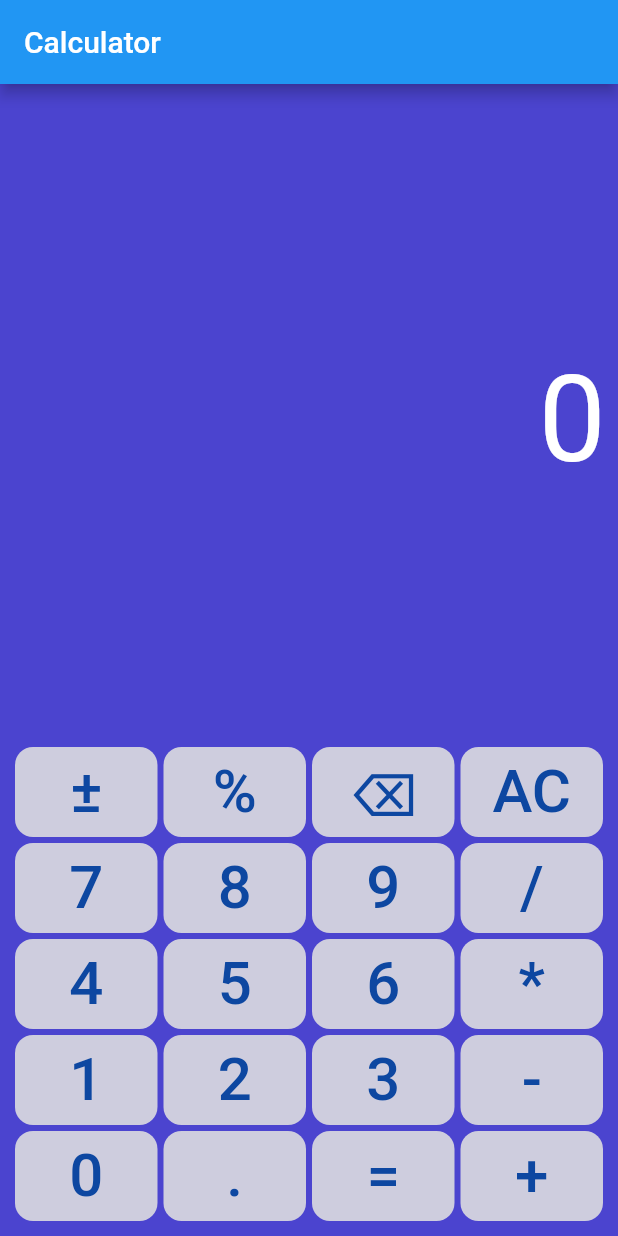
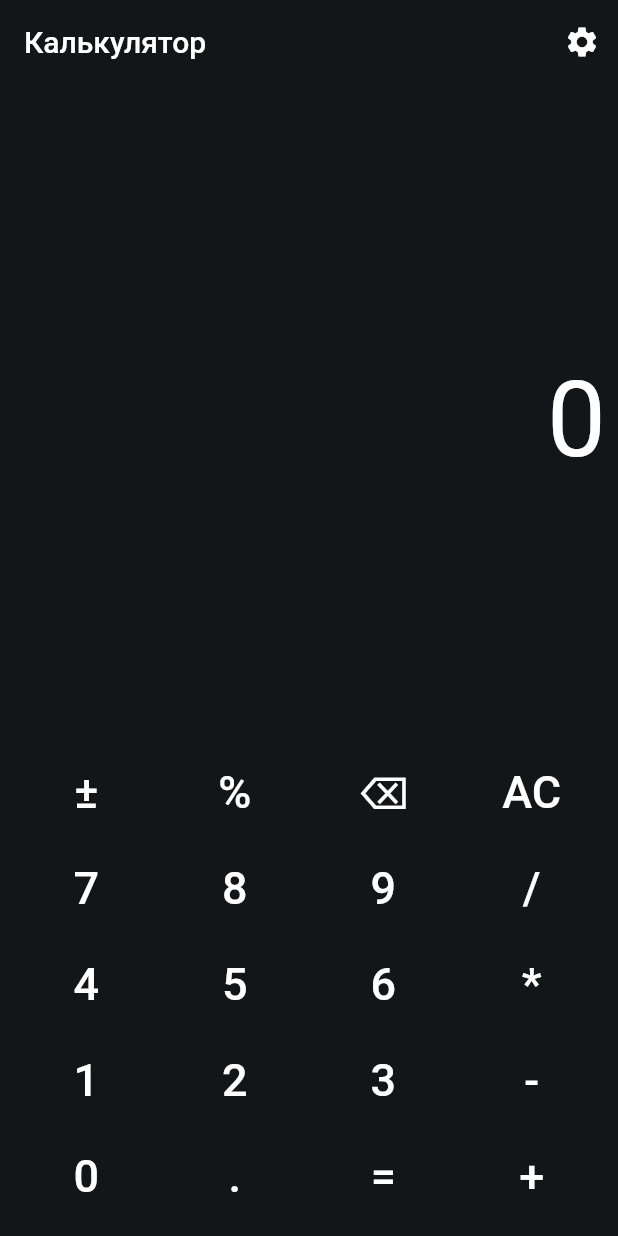
Before and after one commit to denisnadey/flutter_calculator, a Flutter app: the screen it shows after launch, on a phone screen of 412 x 824 dp. Run offline on Flutter 3.47's test engine with Material 2 defaults, Android fonts, the phone set to English and light mode, and no system bars; drawn by our look-alikes of auto_size_text.

Commit message:
themetoggle

```diff
--- a/lib/main.dart
+++ b/lib/main.dart
@@ -1,4 +1,7 @@
+import 'package:auto_size_text/auto_size_text.dart';
+import 'package:cloudtech_calculator/theme_model.dart';
 import 'package:flutter/material.dart';
+import 'package:provider/provider.dart';
 
 enum Operation {
   plus,
@@ -57,21 +60,17 @@ extension NumbersExtension on num {
   }
 }
 
-void main() {
-  runApp(MyApp());
-}
+void main() => runApp(ChangeNotifierProvider<ThemeModel>(
+    create: (BuildContext context) => ThemeModel(), child: MyApp()));
 
 class MyApp extends StatelessWidget {
   // This widget is the root of your application.
   @override
   Widget build(BuildContext context) {
     return MaterialApp(
-      title: 'Calculator',
-      theme: ThemeData(
-        primarySwatch: Colors.blue,
-        visualDensity: VisualDensity.adaptivePlatformDensity,
-      ),
-      home: const MyHomePage(title: 'Calculator'),
+      debugShowCheckedModeBanner: false,
+      theme: Provider.of<ThemeModel>(context).currentTheme,
+      home: const MyHomePage(title: 'Калькулятор'),
     );
   }
 }
@@ -249,10 +248,22 @@ class _MyHomePageState extends State<MyHomePage> {
   Widget build(BuildContext context) {
     return Scaffold(
         appBar: AppBar(
-          title: Text(widget.title),
+          title: Text(widget.title,
+              style: TextStyle(color: Theme.of(context).accentColor)),
+          shadowColor: const Color(0x00000000),
+          actions: <Widget>[
+            IconButton(
+              icon: const Icon(Icons.settings),
+              tooltip: 'Show Snackbar',
+              onPressed: () {
+                Provider.of<ThemeModel>(context, listen: false).toggleTheme();
+              },
+              color: Theme.of(context).accentColor,
+            )
+          ],
         ),
         body: Container(
-          color: const Color(0xFF4b44cf),
+          color: Theme.of(context).primaryColor,
           child: Padding(
             padding: const EdgeInsets.all(8.0),
             child: Column(
@@ -260,12 +271,13 @@ class _MyHomePageState extends State<MyHomePage> {
               children: [
                 Expanded(
                   child: Align(
-                    alignment: Alignment.centerRight,
-                    child: Text(
-                      textResh,
-                      style: const TextStyle(fontSize: 80, color: Colors.white),
-                    ),
-                  ),
+                      alignment: Alignment.centerRight,
+                      child: AutoSizeText(
+                        textResh,
+                        style: TextStyle(
+                            fontSize: 70, color: Theme.of(context).accentColor),
+                        maxLines: 1,
+                      )),
                 ),
                 Row(
                   children: [
@@ -366,13 +378,14 @@ class CallButton extends StatelessWidget {
           width: 100,
           decoration: BoxDecoration(
               borderRadius: BorderRadius.circular(12),
-              color: const Color(0xE0E0E0E0)),
+              color: const Color(0x00000000)),
           child: FlatButton(
             height: 60,
             onPressed: () => onPressed(value),
             child: Text(
               text,
-              style: TextStyle(fontSize: 40, color: Colors.blue[900]),
+              style:
+                  TextStyle(fontSize: 30, color: Theme.of(context).accentColor),
             ),
           ),
         ),
--- /dev/null
+++ b/lib/theme.dart
@@ -0,0 +1,13 @@
+import 'package:flutter/material.dart';
+
+ThemeData darkTheme = ThemeData.dark().copyWith(
+  primaryColor: const Color(0xff131618),
+  accentColor: Colors.white,
+  textTheme: const TextTheme(bodyText2: TextStyle(color: Color(0xffffffff))),
+);
+
+ThemeData lightTheme = ThemeData.light().copyWith(
+  primaryColor: Colors.white,
+  accentColor: Colors.green,
+  textTheme: const TextTheme(bodyText2: TextStyle(color: Colors.green)),
+);
--- /dev/null
+++ b/lib/theme_model.dart
@@ -0,0 +1,23 @@
+import 'package:flutter/material.dart';
+import 'theme.dart';
+
+enum ThemeType { lightTheme, darkTheme }
+
+class ThemeModel extends ChangeNotifier {
+  ThemeData currentTheme = darkTheme;
+  ThemeType _themeType = ThemeType.darkTheme;
+
+  void toggleTheme() {
+    if (_themeType == ThemeType.darkTheme) {
+      currentTheme = lightTheme;
+      _themeType = ThemeType.lightTheme;
+      return notifyListeners();
+    }
+
+    if (_themeType == ThemeType.lightTheme) {
+      currentTheme = darkTheme;
+      _themeType = ThemeType.darkTheme;
+      return notifyListeners();
+    }
+  }
+}
--- a/pubspec.yaml
+++ b/pubspec.yaml
@@ -27,7 +27,8 @@ dependencies:
   # The following adds the Cupertino Icons font to your application.
   # Use with the CupertinoIcons class for iOS style icons.
   cupertino_icons: ^1.0.0
-
+  provider: ^4.3.2+2
+  auto_size_text: ^2.1.0
 
 dev_dependencies:
   flutter_test:
```
Also changed, not shown: pubspec.lock.
